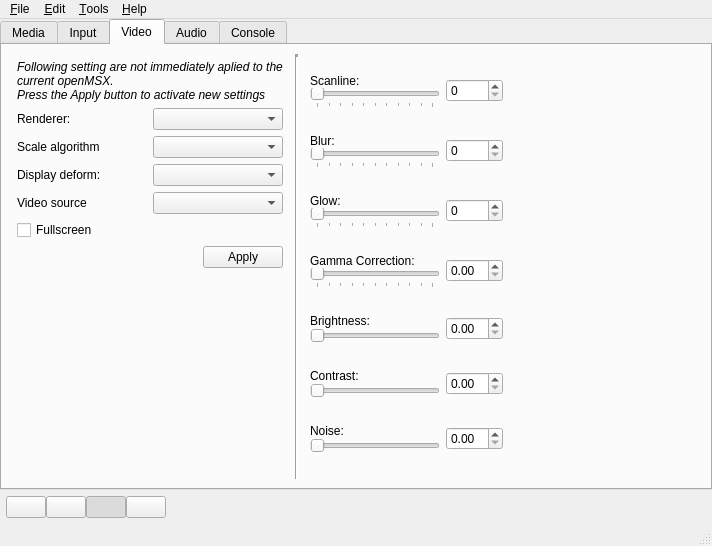
Above: main.ui from openMSX/catapult before the change. Below: the same form after it.
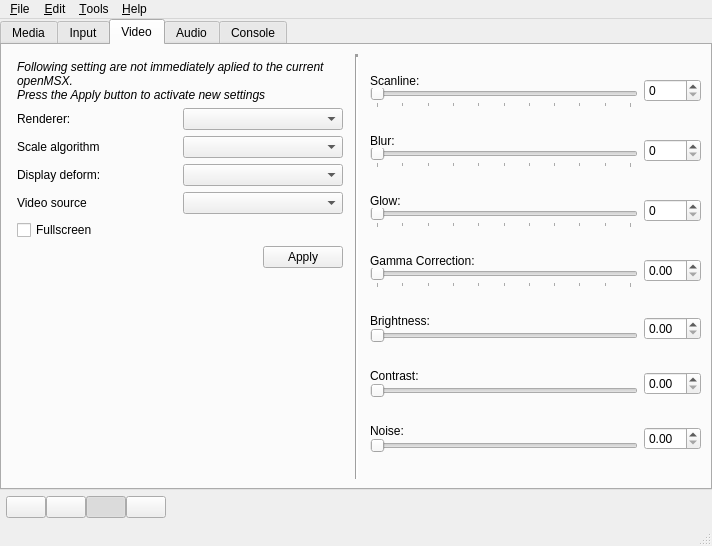
That is the form after the change. The open tabs and pages were chosen to show the change. Icons and pictures are not drawn.

What changed in the file:
```diff
--- a/main.ui
+++ b/main.ui
@@ -1679,22 +1679,6 @@
           </item>
          </layout>
         </item>
-        <item>
-         <spacer>
-          <property name="orientation" >
-           <enum>Qt::Horizontal</enum>
-          </property>
-          <property name="sizeType" >
-           <enum>QSizePolicy::MinimumExpanding</enum>
-          </property>
-          <property name="sizeHint" >
-           <size>
-            <width>40</width>
-            <height>20</height>
-           </size>
-          </property>
-         </spacer>
-        </item>
        </layout>
       </widget>
       <widget class="QWidget" name="audioTab" >
```
